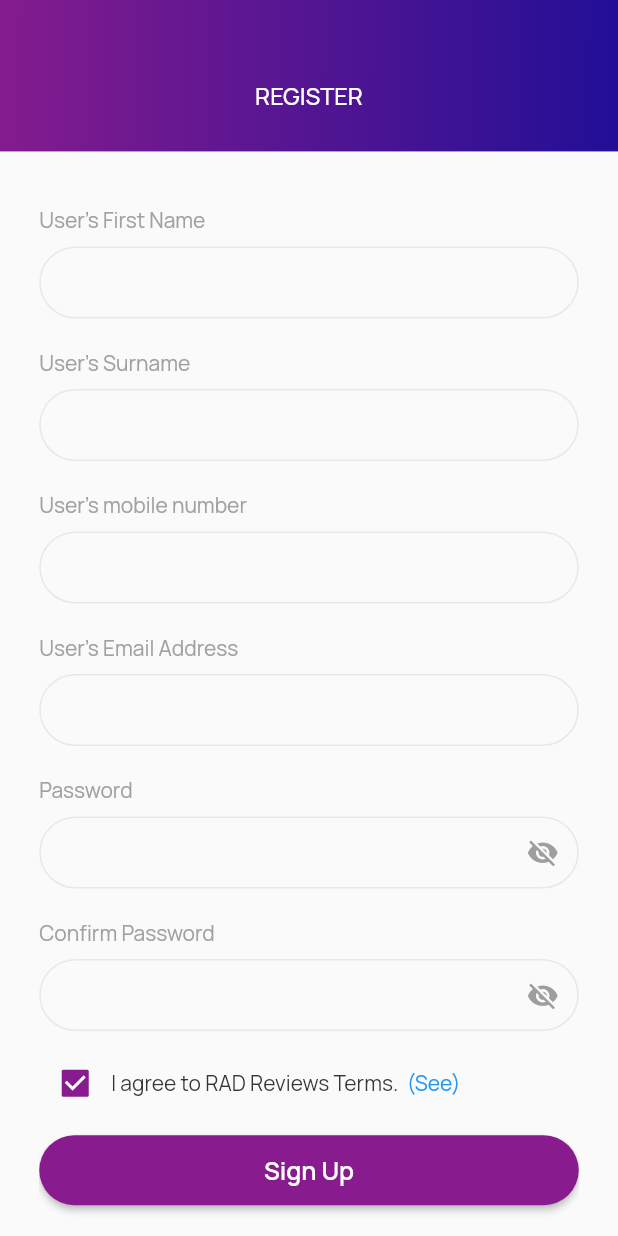
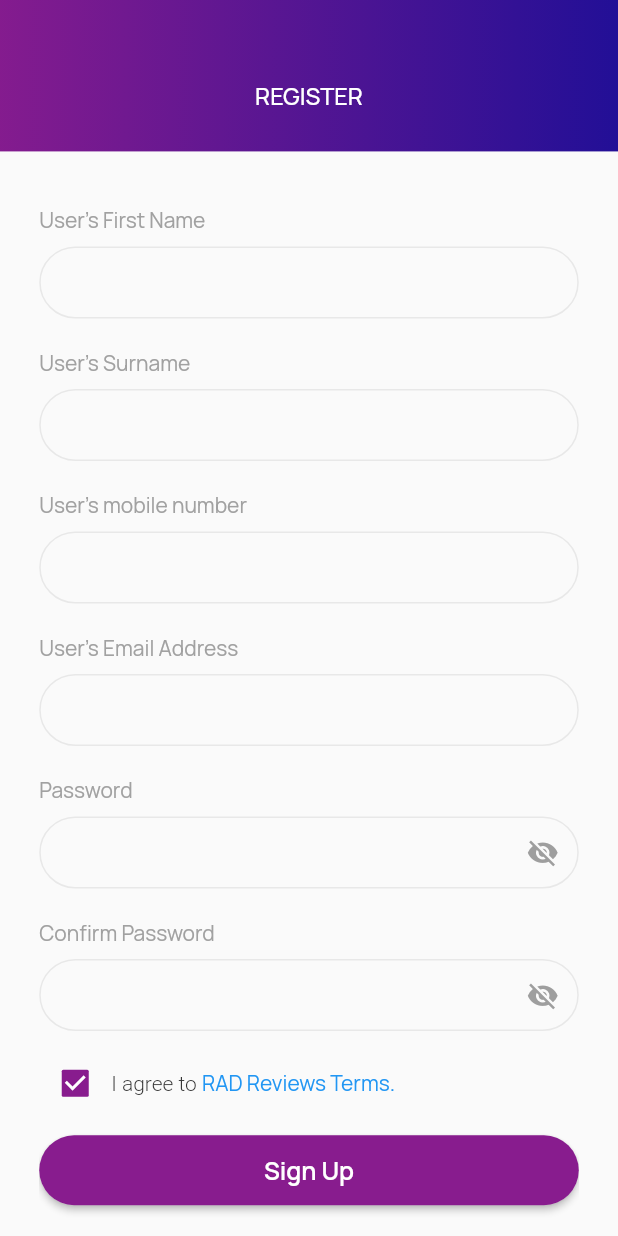
Before and after one commit to suman0717/test, a Flutter app: the Signup screen opened directly, scrolled down 508 dp, on a phone screen of 412 x 824 dp. Run offline on Flutter 3.47's test engine with Material 2 defaults, Android fonts, the phone set to English and light mode, and no system bars; our stand-ins replace email_validator, flushbar, flutter_icons, flutter_svg, font_awesome_flutter, mask_text_input_formatter and 3 more; missing offline and left inert: pdf_viewer_plugin; accounts and stored records are empty.

Commit message:
2nd commit

```diff
--- a/lib/bottomBar.dart
+++ b/lib/bottomBar.dart
@@ -2,13 +2,10 @@ import 'package:radreviews/alert.dart';
 import 'package:radreviews/constants.dart';
 import 'package:radreviews/linkOpener.dart';
 import 'package:flutter/material.dart';
-import 'package:radreviews/screens/SignIn.dart';
-import 'package:radreviews/screens/feedbackState.dart';
 import 'package:radreviews/screens/myaccount.dart';
 import 'package:radreviews/screens/settings.dart';
 import 'package:radreviews/screens/smsSent.dart';
 import 'package:radreviews/size_config.dart';
-import 'package:shared_preferences/shared_preferences.dart';
 import 'package:flutter_icons/flutter_icons.dart';
 
 class BottomBar extends StatefulWidget {
--- a/lib/screens/signup.dart
+++ b/lib/screens/signup.dart
@@ -687,15 +687,6 @@ class _SignupState extends State<Signup> {
                                       termsAndCondition = newvalue;
                                     });
                                   }),
-                              Text(
-                                'I agree to RAD Reviews Terms.  ',
-                                style: TextStyle(
-                                  fontFamily: 'Manrope',
-                                  fontSize: 1.7 * SizeConfig.heightMultiplier,
-                                  color: const Color(0xff363636),
-                                ),
-                                textAlign: TextAlign.left,
-                              ),
                           GestureDetector(onTap: (){
                             Navigator.push(
                               context,
@@ -704,16 +695,35 @@ class _SignupState extends State<Signup> {
                               ),
                             );
                           },
-                                child: Text(
-                                  '(See)',
+                            child: Text.rich(
+                              TextSpan(
+                                style: TextStyle(
+                                  fontFamily: 'Manrope',
+                                  fontSize: 1.7 * SizeConfig.heightMultiplier,
+                                  color: const Color(0xff363636),
+                                ),
+                                children: [
+                                  TextSpan(
+                                    text: 'I agree to ',
+                                    style: TextStyle(
+                                      fontWeight: FontWeight.w300,
+                                    ),
+                                  ),
+                                  TextSpan(
+                                    text: 'RAD Reviews Terms.',
                                       style: TextStyle(
                                         fontFamily: 'Manrope',
                                         fontSize: 1.7 * SizeConfig.heightMultiplier,
                                         color: Colors.blue,
                                   ),
-                                  textAlign: TextAlign.left,
+                                  ),
+                                ],
+                              ),
+                              textAlign: TextAlign.center,
                             ),
                           ),
+
+
                             ],
                           ),
                         ),
```
Also changed, not shown: 3 other files. Lines whose indentation alone changed are shown as unchanged.
